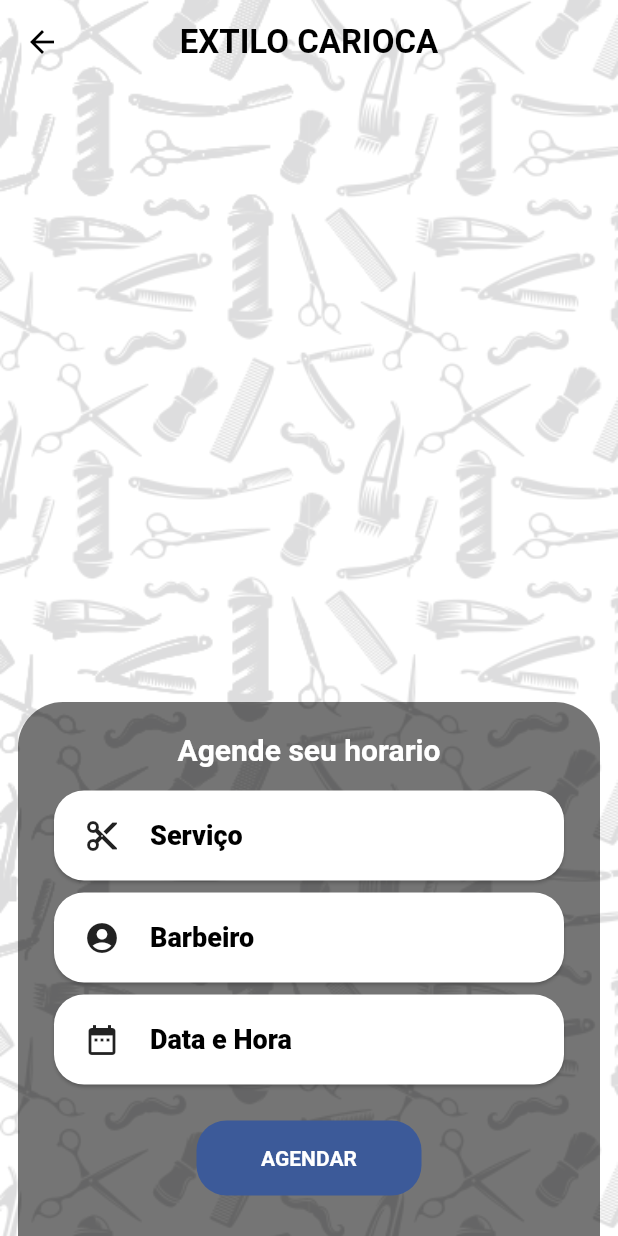
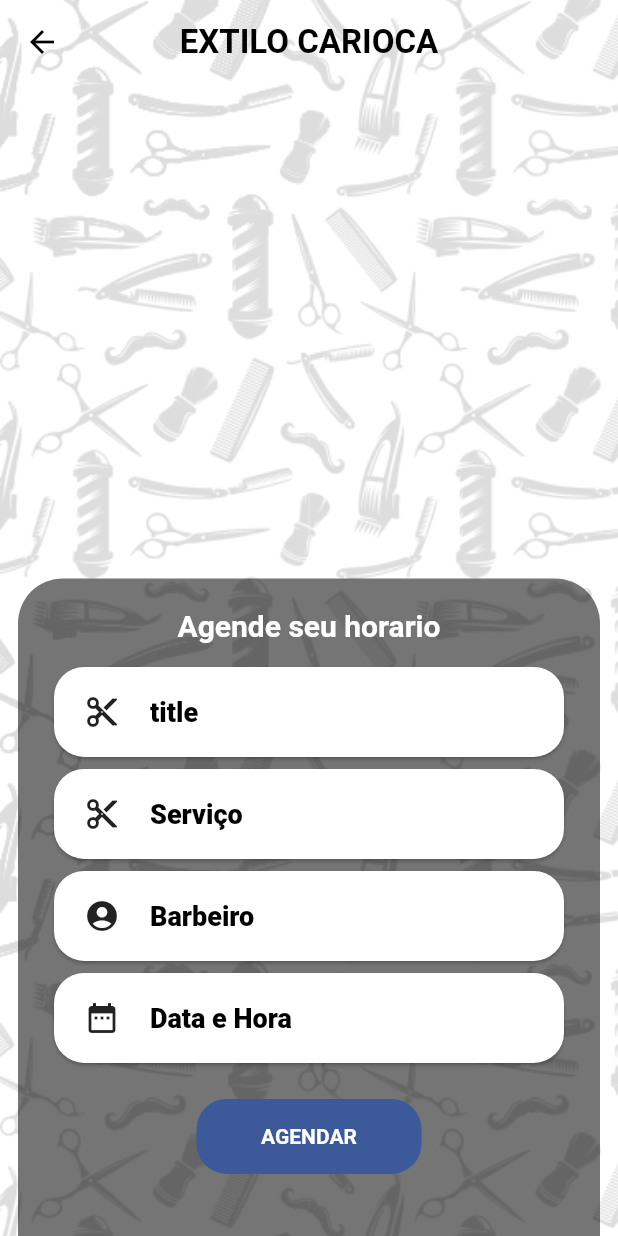
Before and after one commit to upPlay-company/extilo-carioca, a Flutter app: the SchedulingScreen screen opened by its route, on a phone screen of 412 x 824 dp. Run offline on Flutter 3.47's test engine with Material 2 defaults, Android fonts, the phone set to English and light mode, and no system bars; our stand-ins replace carousel_pro, carousel_slider, cloud_firestore, firebase_auth, firebase_core, firebase_storage and 5 more; accounts and stored records are empty; generated files the repository leaves out were written again; Roboto replaces fonts that are missing (Principal); project files that could hold a hidden picture were left out.

Commit message:
modificações oganizando bugs, e problema de gerencimanento de estado 10h40 09/03/21

```diff
--- a/lib/model/profissionais/profissionais.dart
+++ b/lib/model/profissionais/profissionais.dart
@@ -2,7 +2,7 @@ import 'package:cloud_firestore/cloud_firestore.dart';
 import 'package:flutter/cupertino.dart';
 
 class Profissionais extends ChangeNotifier {
-  Profissionais({this.img}) {
+  Profissionais({this.img, this.id}) {
     img = img ?? [];
   }
 
--- a/lib/model/servicos/servicos.dart
+++ b/lib/model/servicos/servicos.dart
@@ -3,7 +3,7 @@ import 'package:firebase_storage/firebase_storage.dart';
 import 'package:flutter/cupertino.dart';
 
 class Servicos extends ChangeNotifier {
-  Servicos({this.img}) {
+  Servicos({this.img, this.id}) {
     img = img ?? [];
   }
 
--- a/lib/screen/agendamento/agendamento.dart
+++ b/lib/screen/agendamento/agendamento.dart
@@ -1,10 +1,14 @@
+import 'package:extilo_carioca/screen/agendamento/components/servicosfield.dart';
 import 'package:extilo_carioca/screen/agendamento/scheduling_modal.dart';
 import 'package:extilo_carioca/screen/agendamento/servico_modal.dart';
+import 'package:extilo_carioca/store/createstore.dart';
 import 'package:extilo_carioca/style/style_screen_pattern.dart';
 import 'package:flutter/material.dart';
+import 'package:flutter_mobx/flutter_mobx.dart';
 
 //Variaveis Globais
 final Color primaryColor = Color(0xff078c9f);
+String title;
 
 class SchedulingScreen extends StatefulWidget {
   @override
@@ -16,12 +20,15 @@ class _SchedulingScreenState extends State<SchedulingScreen> {
   double imageMargin = 4.0;
   double schedulingPadding = 20;
   int barber;
+  CreateStore createStore;
   RoundedRectangleBorder styleShape = new RoundedRectangleBorder(
     borderRadius: BorderRadius.circular(30),
   );
 
   @override
   Widget build(BuildContext context) {
+    return Observer(
+      builder: (_) {
         return styleScreenPattern(
           child: Scaffold(
               backgroundColor: Colors.transparent,
@@ -43,7 +50,7 @@ class _SchedulingScreenState extends State<SchedulingScreen> {
                 children: [
                   Padding(
                     padding: EdgeInsets.only(
-                  top: MediaQuery.of(context).size.height * 0.5,
+                      top: MediaQuery.of(context).size.height * 0.4,
                       left: 12,
                       right: 12,
                     ),
@@ -80,6 +87,7 @@ class _SchedulingScreenState extends State<SchedulingScreen> {
                                         ),
                                       ),
                                     ),
+                                    ServicosField(createStore),
                                     scheduling("Serviço", Icons.cut,
                                         showModal: _showModalServico),
                                     scheduling('Barbeiro', Icons.account_circle,
@@ -101,6 +109,8 @@ class _SchedulingScreenState extends State<SchedulingScreen> {
                   ),
                 ],
               )),
+        );
+      },
     );
   }
 
@@ -180,7 +190,7 @@ class _SchedulingScreenState extends State<SchedulingScreen> {
 
   //Função Scheduling recebe parametros opcional, você passa uma rota ou passa uma função
   Widget scheduling(String title, IconData icon,
-      {Widget rota, Function showModal}) {
+      {Widget rota, Function showModal, createstore}) {
     return GestureDetector(
       onTap: showModal ??
           () {
--- /dev/null
+++ b/lib/screen/agendamento/components/servicosfield.dart
@@ -0,0 +1,53 @@
+import 'package:extilo_carioca/screen/agendamento/servico_modal.dart';
+import 'package:extilo_carioca/store/createstore.dart';
+import 'package:flutter/material.dart';
+import 'package:flutter_mobx/flutter_mobx.dart';
+
+class ServicosField extends StatelessWidget {
+  ServicosField(this.createStore);
+
+  final CreateStore createStore;
+
+  @override
+  Widget build(BuildContext context) {
+    return Observer(builder: (_) {
+      return GestureDetector(
+        onTap: () {
+          showDialog(
+            context: context,
+            builder: (_) => ServiceModal(
+              selected: createStore.servicos,
+            ),
+          );
+        },
+        child: Card(
+          shape: RoundedRectangleBorder(
+            borderRadius: BorderRadius.circular(20),
+          ),
+          child: Container(
+            height: 60,
+            child: Row(
+              children: [
+                Padding(
+                  padding: const EdgeInsets.only(left: 20),
+                  child: Icon(Icons.cut),
+                ),
+                Expanded(
+                  child: Padding(
+                    padding: const EdgeInsets.only(left: 20),
+                    child: Text("title",
+                        style: TextStyle(
+                            color: Colors.black,
+                            fontFamily: 'Principal',
+                            fontSize: 18,
+                            fontWeight: FontWeight.w800)),
+                  ),
+                ),
+              ],
+            ),
+          ),
+        ),
+      );
+    });
+  }
+}
```
Also changed, not shown: lib/screen/agendamento/scheduling_modal.dart (+16 -8 lines), lib/screen/agendamento/servico_modal.dart (+21 -25 lines), lib/store/createstore.dart (added, +14 -0 lines). Lines whose indentation alone changed are shown as unchanged.
